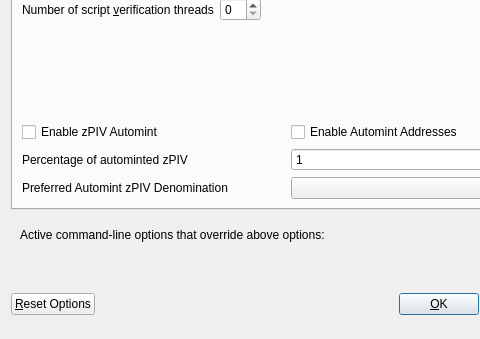
This is src/qt/forms/optionsdialog.ui in royalsoftkv/dexergi as Qt 5 draws it before an edit; both pictures show x 0 to 480 and y 103 to 442 of the 576 by 442 pixel window. The edited form follows.
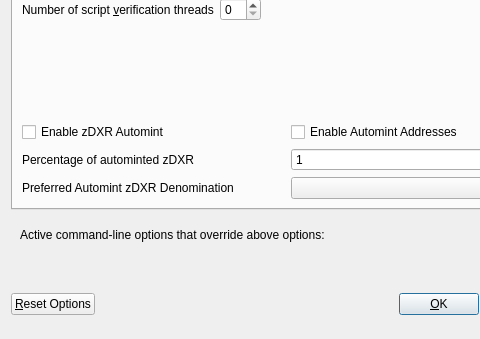
This is the edited form. Custom widgets are drawn as their Qt base class.

```diff
--- a/src/qt/forms/optionsdialog.ui
+++ b/src/qt/forms/optionsdialog.ui
@@ -147,7 +147,7 @@
                <enum>Qt::LeftToRight</enum>
               </property>
               <property name="text">
-               <string>Enable zPIV Automint</string>
+               <string>Enable zDXR Automint</string>
               </property>
              </widget>
             </item>
@@ -174,7 +174,7 @@
                <string>Percentage of incoming PIV which get automatically converted to zPIV via Zerocoin Protocol (min: 10%)</string>
               </property>
               <property name="text">
-               <string>Percentage of autominted zPIV</string>
+               <string>Percentage of autominted zDXR</string>
               </property>
              </widget>
             </item>
@@ -207,7 +207,7 @@
                <string>Wait with automatic conversion to Zerocoin until enough PIV for this denomination is available</string>
               </property>
               <property name="text">
-               <string>Preferred Automint zPIV Denomination</string>
+               <string>Preferred Automint zDXR Denomination</string>
               </property>
              </widget>
             </item>
```
Left out of the diff: 10 changed lines with no effect on the pictures.
